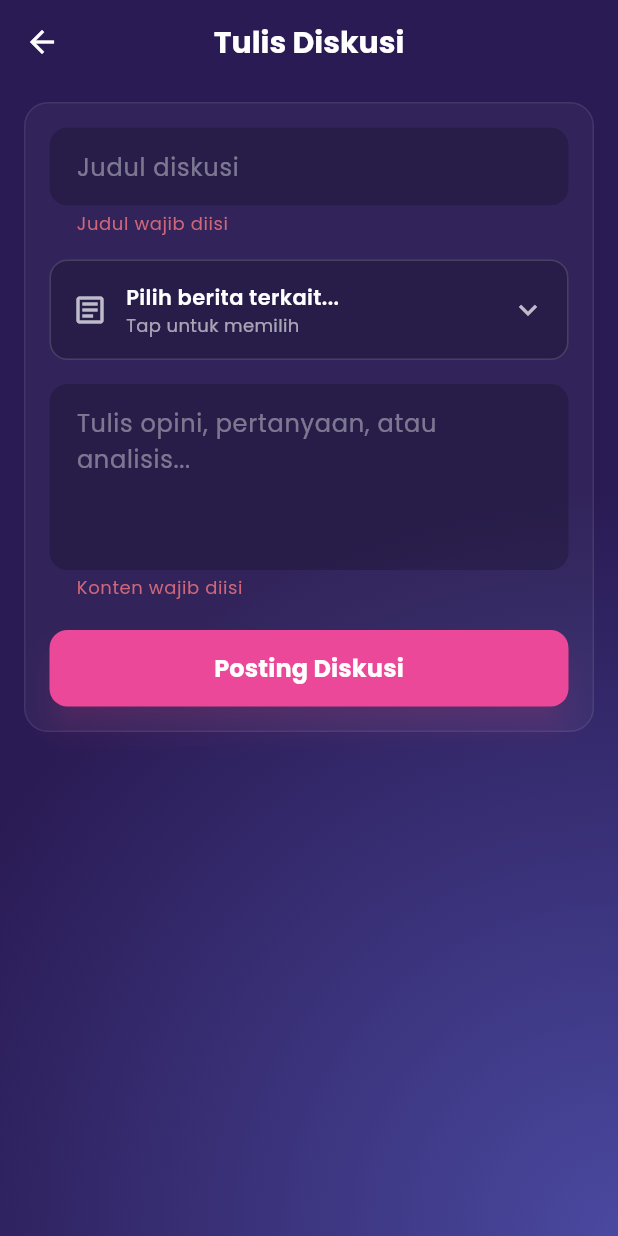
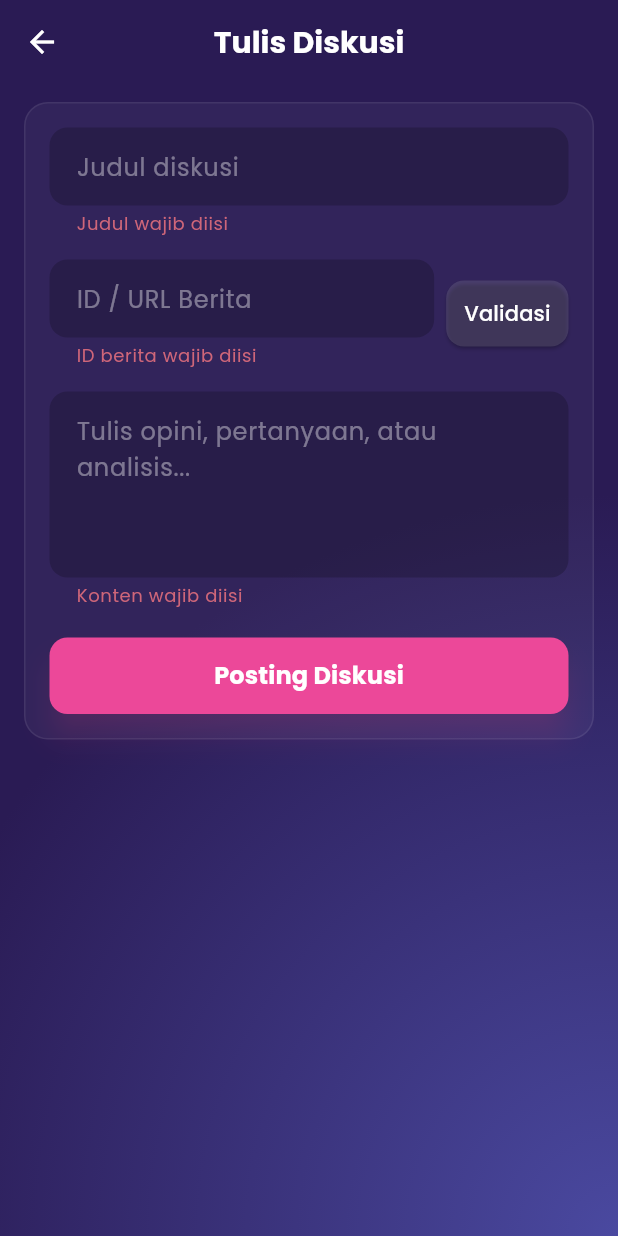
Before and after one commit to grassphobic-A07/arena-invicta-mobile, a Flutter app: the CreateDiscussionPage screen opened by its route, after a tap on "Posting Diskusi", on a phone screen of 412 x 824 dp. Run offline on Flutter 3.47's test engine with Material 3 defaults, Android fonts, the phone set to English and light mode, and no system bars; our stand-ins replace google_fonts, internet_connection_checker_plus; missing offline and left inert: pbp_django_auth; accounts and stored records are empty.

```diff
--- a/lib/adam_discussions/create_discussion_page.dart
+++ b/lib/adam_discussions/create_discussion_page.dart
@@ -1,3 +1,5 @@
+import 'dart:convert';
+
 import 'dart:convert';
 
 import 'package:arena_invicta_mobile/global/widgets/app_colors.dart';
@@ -19,181 +21,74 @@ class _CreateDiscussionPageState extends State<CreateDiscussionPage> {
   final _formKey = GlobalKey<FormState>();
   final _titleController = TextEditingController();
   final _bodyController = TextEditingController();
+  final _newsIdController = TextEditingController();
+  String? _newsPreview;
   bool _isSubmitting = false;
-
-  List<NewsOption> _newsOptions = [];
-  NewsOption? _selectedNews;
-  bool _loadingNews = false;
-  String? _newsError;
-
-  @override
-  void initState() {
-    super.initState();
-    _loadNewsOptions();
-  }
 
   @override
   void dispose() {
     _titleController.dispose();
     _bodyController.dispose();
+    _newsIdController.dispose();
     super.dispose();
   }
 
-  Future<void> _loadNewsOptions() async {
-    final request = context.read<CookieRequest>();
-    if (!request.loggedIn) return;
-
-    setState(() {
-      _loadingNews = true;
-      _newsError = null;
-    });
+  String? _extractNewsId(String raw) {
+    final text = raw.trim();
+    if (text.isEmpty) return null;
     try {
-      // Fetch the thread create page and parse the news select options (mirrors web UI).
-      final html = await request.get(
-        'https://neal-guarddin-arenainvicta.pbp.cs.ui.ac.id/discussions/threads/create/',
-        headers: const {'Accept': 'text/html'},
-      );
-      final raw = html is String ? html : html.toString();
-      final options = _parseNewsOptions(raw);
-      setState(() {
-        _newsOptions = options;
-        _loadingNews = false;
-      });
-    } catch (e) {
-      setState(() {
-        _loadingNews = false;
-        _newsError = 'Gagal memuat daftar berita. Pastikan sudah login.';
-      });
+      final uri = Uri.parse(text);
+      final segment = uri.pathSegments.contains('news')
+          ? uri.pathSegments[uri.pathSegments.indexOf('news') + 1]
+          : (uri.pathSegments.isNotEmpty ? uri.pathSegments.last : text);
+      return segment.replaceAll('/', '');
+    } catch (_) {
+      return text;
     }
   }
 
-  List<NewsOption> _parseNewsOptions(String html) {
-    final regex = RegExp(
-      r'<option[^>]*value="([^"]+)"[^>]*>([^<]+)<\/option>',
-      caseSensitive: false,
-      multiLine: true,
+  Future<void> _validateNews() async {
+    final id = _extractNewsId(_newsIdController.text);
+    if (id == null || id.isEmpty) {
+      setState(() => _newsPreview = null);
+      ScaffoldMessenger.of(context).showSnackBar(
+        const SnackBar(
+          behavior: SnackBarBehavior.floating,
+          margin: EdgeInsets.only(bottom: 90, left: 16, right: 16),
+          content: Text('Masukkan ID/URL berita dulu.'),
+        ),
       );
-    final matches = regex.allMatches(html);
-    return matches
-        .map((m) {
-          final value = m.group(1)?.trim() ?? '';
-          final label = m.group(2)?.trim() ?? '';
-          if (value.isEmpty || value == '---------') return null;
-          // Label often contains "(uuid)"; strip if present.
-          final cleanedLabel = label.replaceAll(RegExp(r'\s*\([^)]*\)$'), '');
-          return NewsOption(id: value, title: cleanedLabel.isNotEmpty ? cleanedLabel : label);
-        })
-        .whereType<NewsOption>()
-        .toList();
-  }
-
-  Future<void> _openNewsPicker() async {
-    if (_loadingNews) return;
-    if (_newsOptions.isEmpty) {
-      setState(() => _newsError = 'Daftar berita kosong atau gagal dimuat.');
       return;
     }
 
-    final selected = await showModalBottomSheet<NewsOption>(
-      context: context,
-      backgroundColor: Colors.transparent,
-      isScrollControlled: true,
-      builder: (context) {
-        final controller = TextEditingController();
-        List<NewsOption> filtered = List.of(_newsOptions);
-        return StatefulBuilder(
-          builder: (context, setModalState) {
-            void filter(String query) {
-              final q = query.toLowerCase();
-              setModalState(() {
-                filtered = _newsOptions
-                    .where((n) => n.title.toLowerCase().contains(q) || n.id.toLowerCase().contains(q))
-                    .toList();
-              });
-            }
-
-            return DraggableScrollableSheet(
-              initialChildSize: 0.65,
-              minChildSize: 0.45,
-              maxChildSize: 0.9,
-              builder: (_, scrollController) {
-                return Container(
-                  decoration: BoxDecoration(
-                    color: const Color(0xFF1E153F),
-                    borderRadius: const BorderRadius.vertical(top: Radius.circular(18)),
-                    border: Border.all(color: Colors.white.withOpacity(0.08)),
-                  ),
-                  padding: const EdgeInsets.fromLTRB(16, 12, 16, 16),
-                  child: Column(
-                    children: [
-                      Container(
-                        width: 40,
-                        height: 4,
-                        decoration: BoxDecoration(
-                          color: Colors.white.withOpacity(0.3),
-                          borderRadius: BorderRadius.circular(999),
-                        ),
-                      ),
-                      const SizedBox(height: 12),
-                      TextField(
-                        controller: controller,
-                        onChanged: filter,
-                        style: const TextStyle(color: Colors.white),
-                        decoration: InputDecoration(
-                          hintText: 'Cari berita...',
-                          hintStyle: TextStyle(color: Colors.white.withOpacity(0.6)),
-                          filled: true,
-                          fillColor: Colors.black.withOpacity(0.25),
-                          prefixIcon: const Icon(Icons.search, color: Colors.white70),
-                          border: OutlineInputBorder(
-                            borderRadius: BorderRadius.circular(12),
-                            borderSide: BorderSide.none,
-                          ),
-                        ),
-                      ),
-                      const SizedBox(height: 12),
-                      Expanded(
-                        child: ListView.builder(
-                          controller: scrollController,
-                          itemCount: filtered.length,
-                          itemBuilder: (_, index) {
-                            final item = filtered[index];
-                            final isSelected = _selectedNews?.id == item.id;
-                            return ListTile(
-                              title: Text(item.title, style: const TextStyle(color: Colors.white)),
-                              subtitle: Text(item.id, style: TextStyle(color: Colors.white.withOpacity(0.6), fontSize: 12)),
-                              trailing: isSelected ? const Icon(Icons.check, color: Colors.greenAccent) : null,
-                              onTap: () => Navigator.pop(context, item),
+    try {
+      final res = await context.read<CookieRequest>().get(
+            'https://neal-guarddin-arenainvicta.pbp.cs.ui.ac.id/news/$id/json-data',
           );
-                          },
-                        ),
-                      ),
-                    ],
+      final title = res['title'] as String? ?? '';
+      setState(() => _newsPreview = title.isNotEmpty ? title : null);
+    } catch (_) {
+      setState(() => _newsPreview = null);
+      ScaffoldMessenger.of(context).showSnackBar(
+        const SnackBar(
+          behavior: SnackBarBehavior.floating,
+          margin: EdgeInsets.only(bottom: 90, left: 16, right: 16),
+          content: Text('Berita tidak ditemukan. Coba periksa ID/URL.'),
+          backgroundColor: Colors.redAccent,
         ),
       );
-              },
-            );
-          },
-        );
-      },
-    );
-
-    if (selected != null) {
-      setState(() {
-        _selectedNews = selected;
-        _newsError = null;
-      });
     }
   }
 
   Future<void> _submit() async {
     if (!_formKey.currentState!.validate()) return;
-    if (_selectedNews == null) {
+    final newsId = _extractNewsId(_newsIdController.text);
+    if (newsId == null || newsId.isEmpty) {
       ScaffoldMessenger.of(context).showSnackBar(
         const SnackBar(
           behavior: SnackBarBehavior.floating,
           margin: EdgeInsets.only(bottom: 90, left: 16, right: 16),
-          content: Text('Pilih berita terkait terlebih dahulu.'),
+          content: Text('Masukkan ID/URL berita terkait.'),
           backgroundColor: Colors.redAccent,
         ),
       );
@@ -222,11 +117,10 @@ class _CreateDiscussionPageState extends State<CreateDiscussionPage> {
     setState(() => _isSubmitting = true);
 
     try {
-      final newsId = _extractNewsId(_newsIdController.text);
       final payload = jsonEncode({
         'title': _titleController.text.trim(),
         'body': _bodyController.text.trim(),
-        'news': _selectedNews!.id,
+        'news': newsId,
       });
 
       final response = await request.postJson(
@@ -343,53 +237,44 @@ class _CreateDiscussionPageState extends State<CreateDiscussionPage> {
                       validator: (val) => (val == null || val.trim().isEmpty) ? 'Judul wajib diisi' : null,
                     ),
                     const SizedBox(height: 16),
-                    GestureDetector(
-                      onTap: _openNewsPicker,
-                      child: Container(
-                        padding: const EdgeInsets.symmetric(horizontal: 14, vertical: 14),
-                        decoration: BoxDecoration(
-                          color: Colors.black.withOpacity(0.2),
-                          borderRadius: BorderRadius.circular(12),
-                          border: Border.all(
-                            color: (_newsError != null)
-                                ? Colors.redAccent.withOpacity(0.6)
-                                : Colors.white.withOpacity(0.15),
+                    Row(
+                      children: [
+                        Expanded(
+                          child: TextFormField(
+                            controller: _newsIdController,
+                            decoration: _inputDecoration('ID / URL Berita'),
+                            style: const TextStyle(color: Colors.white),
+                            validator: (val) => (val == null || val.trim().isEmpty) ? 'ID berita wajib diisi' : null,
                           ),
                         ),
-                        child: Row(
-                          children: [
-                            const Icon(Icons.article_outlined, color: Colors.white70),
-                            const SizedBox(width: 12),
-                            Expanded(
-                              child: Column(
-                                crossAxisAlignment: CrossAxisAlignment.start,
-                                children: [
-                                  Text(
-                                    _selectedNews?.title ?? 'Pilih berita terkait...',
-                                    style: TextStyle(
-                                      color: Colors.white,
-                                      fontWeight: FontWeight.w600,
+                        const SizedBox(width: 8),
+                        ElevatedButton(
+                          style: ElevatedButton.styleFrom(
+                            backgroundColor: Colors.white.withOpacity(0.12),
+                            foregroundColor: Colors.white,
+                            padding: const EdgeInsets.symmetric(horizontal: 12, vertical: 12),
+                            shape: RoundedRectangleBorder(borderRadius: BorderRadius.circular(12)),
                           ),
-                                    maxLines: 1,
-                                    overflow: TextOverflow.ellipsis,
-                                  ),
-                                  Text(
-                                    _selectedNews?.id ?? (_loadingNews ? 'Memuat daftar berita...' : 'Tap untuk memilih'),
-                                    style: TextStyle(color: Colors.white.withOpacity(0.6), fontSize: 12),
-                                    maxLines: 1,
-                                    overflow: TextOverflow.ellipsis,
+                          onPressed: _validateNews,
+                          child: const Text('Validasi'),
                         ),
                       ],
                     ),
+                    if (_newsPreview != null) ...[
+                      const SizedBox(height: 8),
+                      Container(
+                        width: double.infinity,
+                        padding: const EdgeInsets.all(10),
+                        decoration: BoxDecoration(
+                          color: Colors.white.withOpacity(0.06),
+                          borderRadius: BorderRadius.circular(10),
+                          border: Border.all(color: Colors.white.withOpacity(0.08)),
                         ),
-                            const Icon(Icons.keyboard_arrow_down, color: Colors.white70),
-                          ],
+                        child: Text(
+                          'Berita: $_newsPreview',
+                          style: const TextStyle(color: Colors.white, fontWeight: FontWeight.w600),
                         ),
                       ),
-                    ),
-                    if (_newsError != null) ...[
-                      const SizedBox(height: 6),
-                      Text(_newsError!, style: const TextStyle(color: Colors.redAccent, fontSize: 12)),
                     ],
                     const SizedBox(height: 16),
                     TextFormField(
```
Also changed, not shown: 1 other file. Lines whose indentation alone changed are shown as unchanged.
